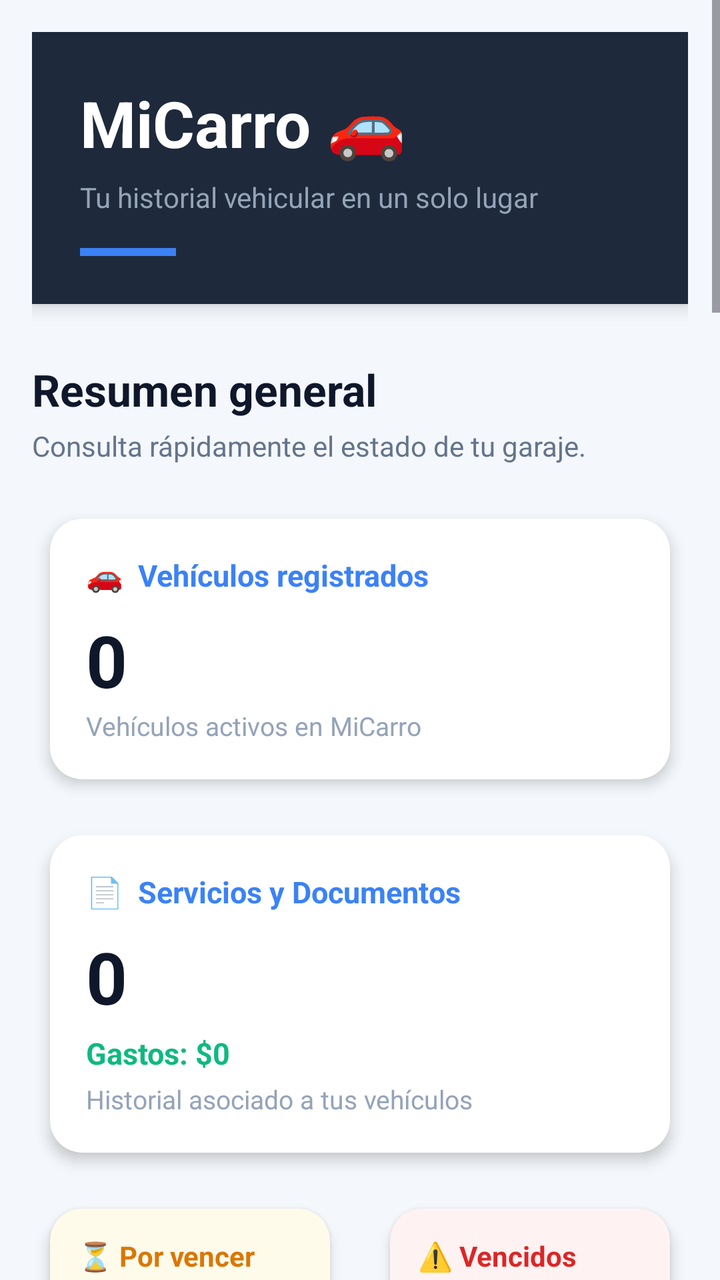
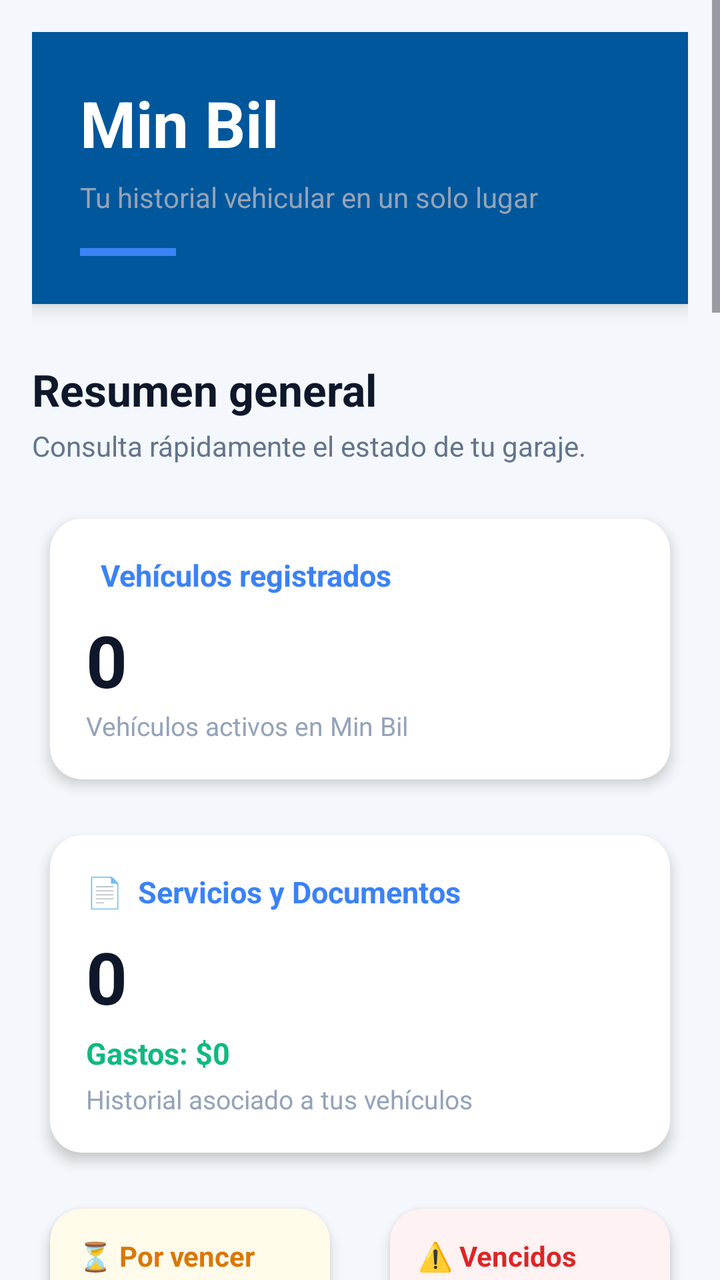

Compare the two renders of this Android layout. The source of the first and the diff that turns it into the second are given below.
<!-- AndroidManifest.xml: application theme Theme.ControlVial -->
<!-- res/layout/activity_main.xml -->
<?xml version="1.0" encoding="utf-8"?>
<ScrollView xmlns:android="http://schemas.android.com/apk/res/android"
    xmlns:app="http://schemas.android.com/apk/res-auto"
    android:layout_width="match_parent"
    android:layout_height="match_parent"
    xmlns:exact="http://schemas.android.com/tools"
    android:background="#F4F7FB"
    android:fillViewport="true">

    <LinearLayout
        android:layout_width="match_parent"
        android:layout_height="wrap_content"
        android:orientation="vertical"
        android:padding="16dp">

        <LinearLayout
            android:layout_width="match_parent"
            android:layout_height="wrap_content"
            android:background="#1E293B"
            android:orientation="vertical"
            android:padding="24dp"
            android:elevation="6dp"
            android:layout_marginBottom="12dp">

            <TextView
                android:layout_width="match_parent"
                android:layout_height="wrap_content"
                android:text="MiCarro 🚗"
                android:textColor="#FFFFFF"
                android:textSize="32sp"
                android:textStyle="bold" />

            <TextView
                android:layout_width="match_parent"
                android:layout_height="wrap_content"
                android:layout_marginTop="6dp"
                android:text="Tu historial vehicular en un solo lugar"
                android:textColor="#94A3B8"
                android:textSize="14sp" />

            <View
                android:layout_width="48dp"
                android:layout_height="4dp"
                android:layout_marginTop="16dp"
                android:background="#3B82F6" />

        </LinearLayout>

        
        
        

        
        <TextView
            android:layout_width="match_parent"
            android:layout_height="wrap_content"
            android:layout_marginTop="16dp"
            android:text="Resumen general"
            android:textColor="#0F172A"
            android:textSize="22sp"
            android:textStyle="bold" />

        
        <TextView
            android:layout_width="match_parent"
            android:layout_height="wrap_content"
            android:layout_marginTop="4dp"
            android:text="Consulta rápidamente el estado de tu garaje."
            android:textColor="#64748B"
            android:textSize="14sp" />

        
        <androidx.cardview.widget.CardView
            android:layout_width="match_parent"
            android:layout_height="wrap_content"
            android:layout_marginTop="16dp"
            app:cardCornerRadius="16dp"
            app:cardElevation="4dp"
            app:cardBackgroundColor="#FFFFFF"
            app:cardUseCompatPadding="true">

            <LinearLayout
                android:layout_width="match_parent"
                android:layout_height="wrap_content"
                android:orientation="vertical"
                android:padding="18dp">

                <TextView
                    android:layout_width="match_parent"
                    android:layout_height="wrap_content"
                    android:text="🚗  Vehículos registrados"
                    android:textColor="#3B82F6"
                    android:textSize="15sp"
                    android:textStyle="bold" />

                <TextView
                    android:id="@+id/tvTotalVehiculos"
                    android:layout_width="match_parent"
                    android:layout_height="wrap_content"
                    android:layout_marginTop="8dp"
                    android:text="0"
                    android:textColor="#0F172A"
                    android:textSize="36sp"
                    android:textStyle="bold" />

                <TextView
                    android:layout_width="match_parent"
                    android:layout_height="wrap_content"
                    android:text="Vehículos activos en MiCarro"
                    android:textColor="#94A3B8"
                    android:textSize="13sp" />

            </LinearLayout>
        </androidx.cardview.widget.CardView>

        
        <androidx.cardview.widget.CardView
            android:layout_width="match_parent"
            android:layout_height="wrap_content"
            android:layout_marginTop="6dp"
            app:cardCornerRadius="16dp"
            app:cardElevation="4dp"
            app:cardBackgroundColor="#FFFFFF"
            app:cardUseCompatPadding="true">

            <LinearLayout
                android:layout_width="match_parent"
                android:layout_height="wrap_content"
                android:orientation="vertical"
                android:padding="18dp">

                <TextView
                    android:layout_width="match_parent"
                    android:layout_height="wrap_content"
                    android:text="📄  Servicios y Documentos"
                    android:textColor="#3B82F6"
                    android:textSize="15sp"
                    android:textStyle="bold" />

                <TextView
                    android:id="@+id/tvTotalDocumentos"
                    android:layout_width="match_parent"
                    android:layout_height="wrap_content"
                    android:layout_marginTop="8dp"
                    android:text="0"
                    android:textColor="#0F172A"
                    android:textSize="36sp"
                    android:textStyle="bold" />

                <TextView
                    android:id="@+id/tvTotalGastos"
                    android:layout_width="match_parent"
                    android:layout_height="wrap_content"
                    android:layout_marginTop="4dp"
                    android:text="Gastos: $0"
                    android:textColor="#10B981"
                    android:textSize="15sp"
                    android:textStyle="bold" />

                <TextView
                    android:layout_width="match_parent"
                    android:layout_height="wrap_content"
                    android:layout_marginTop="4dp"
                    android:text="Historial asociado a tus vehículos"
                    android:textColor="#94A3B8"
                    android:textSize="13sp" />

            </LinearLayout>
        </androidx.cardview.widget.CardView>

        
        <LinearLayout
            android:layout_width="match_parent"
            android:layout_height="wrap_content"
            android:layout_marginTop="6dp"
            android:orientation="horizontal">

            
            <androidx.cardview.widget.CardView
                android:layout_width="0dp"
                android:layout_height="wrap_content"
                android:layout_weight="1"
                android:layout_marginEnd="6dp"
                app:cardCornerRadius="16dp"
                app:cardElevation="4dp"
                app:cardBackgroundColor="#FFFBEB"
                app:cardUseCompatPadding="true">

                <LinearLayout
                    android:layout_width="match_parent"
                    android:layout_height="wrap_content"
                    android:orientation="vertical"
                    android:padding="14dp">

                    <TextView
                        android:layout_width="match_parent"
                        android:layout_height="wrap_content"
                        android:text="⏳ Por vencer"
                        android:textColor="#D97706"
                        android:textSize="14sp"
                        android:textStyle="bold" />

                    <TextView
                        android:id="@+id/tvProximosVencer"
                        android:layout_width="match_parent"
                        android:layout_height="wrap_content"
                        android:layout_marginTop="8dp"
                        android:text="0"
                        android:textColor="#B45309"
                        android:textSize="32sp"
                        android:textStyle="bold" />

                    <TextView
                        android:layout_width="match_parent"
                        android:layout_height="wrap_content"
                        android:text="Próximos 30 días"
                        android:textColor="#D97706"
                        android:textSize="12sp" />

                </LinearLayout>
            </androidx.cardview.widget.CardView>

            
            <androidx.cardview.widget.CardView
                android:layout_width="0dp"
                android:layout_height="wrap_content"
                android:layout_weight="1"
                android:layout_marginStart="6dp"
                app:cardCornerRadius="16dp"
                app:cardElevation="4dp"
                app:cardBackgroundColor="#FEF2F2"
                app:cardUseCompatPadding="true">

                <LinearLayout
                    android:layout_width="match_parent"
                    android:layout_height="wrap_content"
                    android:orientation="vertical"
                    android:padding="14dp">

                    <TextView
                        android:layout_width="match_parent"
                        android:layout_height="wrap_content"
                        android:text="⚠️ Vencidos"
                        android:textColor="#DC2626"
                        android:textSize="14sp"
                        android:textStyle="bold" />

                    <TextView
                        android:id="@+id/tvVencidos"
                        android:layout_width="match_parent"
                        android:layout_height="wrap_content"
                        android:layout_marginTop="8dp"
                        android:text="0"
                        android:textColor="#991B1B"
                        android:textSize="32sp"
                        android:textStyle="bold" />

                    <TextView
                        android:layout_width="match_parent"
                        android:layout_height="wrap_content"
                        android:text="Requieren atención"
                        android:textColor="#DC2626"
                        android:textSize="12sp" />

                </LinearLayout>
            </androidx.cardview.widget.CardView>

        </LinearLayout>

        
        <TextView
            android:layout_width="match_parent"
            android:layout_height="wrap_content"
            android:layout_marginTop="24dp"
            android:text="Tablero de Alertas"
            android:textColor="#0F172A"
            android:textSize="20sp"
            android:textStyle="bold" />

        
        <LinearLayout
            android:id="@+id/contenedorAlertas"
            android:layout_width="match_parent"
            android:layout_height="wrap_content"
            android:layout_marginTop="8dp"
            android:orientation="vertical" />

        
        
        

        
        <TextView
            android:layout_width="match_parent"
            android:layout_height="wrap_content"
            android:layout_marginTop="32dp"
            android:text="Mi Garaje"
            android:textColor="#0F172A"
            android:textSize="22sp"
            android:textStyle="bold" />

        
        <TextView
            android:layout_width="match_parent"
            android:layout_height="wrap_content"
            android:layout_marginTop="4dp"
            android:text="Gestiona y registra los vehículos a controlar."
            android:textColor="#64748B"
            android:textSize="14sp" />

        
        <androidx.cardview.widget.CardView
            android:layout_width="match_parent"
            android:layout_height="wrap_content"
            android:layout_marginTop="16dp"
            app:cardCornerRadius="16dp"
            app:cardElevation="4dp"
            app:cardBackgroundColor="#FFFFFF"
            app:cardUseCompatPadding="true">

            <LinearLayout
                android:layout_width="match_parent"
                android:layout_height="wrap_content"
                android:orientation="vertical"
                android:padding="20dp">

                <TextView
                    android:layout_width="match_parent"
                    android:layout_height="wrap_content"
                    android:text="01 · Añadir Vehículo"
                    android:textColor="#3B82F6"
                    android:textSize="17sp"
                    android:textStyle="bold" />

                <EditText
                    android:id="@+id/etPlaca"
                    android:layout_width="match_parent"
                    android:layout_height="50dp"
                    android:layout_marginTop="12dp"
                    android:background="@android:drawable/editbox_background_normal"
                    android:hint="Placa (ABC123)"
                    android:inputType="textCapCharacters"
                    android:singleLine="true"
                    android:paddingHorizontal="12dp"
                    android:textSize="14sp" />

                <TextView
                    android:layout_width="match_parent"
                    android:layout_height="wrap_content"
                    android:layout_marginTop="12dp"
                    android:text="Tipo de vehículo"
                    android:textColor="#37474F"
                    android:textSize="13sp"
                    android:textStyle="bold" />

                <Spinner
                    android:id="@+id/spTipoVehiculo"
                    android:layout_width="match_parent"
                    android:layout_height="50dp"
                    android:layout_marginTop="4dp" />

                <TextView
                    android:layout_width="match_parent"
                    android:layout_height="wrap_content"
                    android:layout_marginTop="12dp"
                    android:text="Marca del vehículo"
                    android:textColor="#37474F"
                    android:textSize="13sp"
                    android:textStyle="bold" />

                <Spinner
                    android:id="@+id/spMarca"
                    android:layout_width="match_parent"
                    android:layout_height="50dp"
                    android:layout_marginTop="4dp" />

                <TextView
                    android:layout_width="match_parent"
                    android:layout_height="wrap_content"
                    android:layout_marginTop="12dp"
                    android:text="Línea / Modelo"
                    android:textColor="#37474F"
                    android:textSize="13sp"
                    android:textStyle="bold" />

                <Spinner
                    android:id="@+id/spModelo"
                    android:layout_width="match_parent"
                    android:layout_height="50dp"
                    android:layout_marginTop="4dp" />

                <TextView
                    android:layout_width="match_parent"
                    android:layout_height="wrap_content"
                    android:layout_marginTop="12dp"
                    android:text="Año de fabricación"
                    android:textColor="#37474F"
                    android:textSize="13sp"
                    android:textStyle="bold" />

                <Spinner
                    android:id="@+id/spAnio"
                    android:layout_width="match_parent"
                    android:layout_height="50dp"
                    android:layout_marginTop="4dp" />

                <TextView
                    android:layout_width="match_parent"
                    android:layout_height="wrap_content"
                    android:layout_marginTop="12dp"
                    android:text="Color del vehículo"
                    android:textColor="#37474F"
                    android:textSize="13sp"
                    android:textStyle="bold" />

                <EditText
                    android:id="@+id/etColor"
                    android:layout_width="match_parent"
                    android:layout_height="50dp"
                    android:layout_marginTop="4dp"
                    android:background="@android:drawable/editbox_background_normal"
                    android:hint="Color (ej. Azul Fiord)"
                    android:inputType="textCapWords"
                    android:singleLine="true"
                    android:paddingHorizontal="12dp"
                    android:textSize="14sp" />

                <TextView
                    android:layout_width="match_parent"
                    android:layout_height="wrap_content"
                    android:layout_marginTop="12dp"
                    android:text="Kilometraje actual"
                    android:textColor="#37474F"
                    android:textSize="13sp"
                    android:textStyle="bold" />

                <EditText
                    android:id="@+id/etKilometraje"
                    android:layout_width="match_parent"
                    android:layout_height="50dp"
                    android:layout_marginTop="4dp"
                    android:background="@android:drawable/editbox_background_normal"
                    android:hint="Ej. 15000"
                    android:inputType="number"
                    android:singleLine="true"
                    android:paddingHorizontal="12dp"
                    android:textSize="14sp" />

                <Button
                    android:id="@+id/btnGuardarVehiculo"
                    android:layout_width="match_parent"
                    android:layout_height="56dp"
                    android:layout_marginTop="24dp"
                    android:backgroundTint="#2563EB"
                    android:text="＋ Añadir a mi garaje"
                    android:textAllCaps="false"
                    android:textColor="#FFFFFF"
                    android:textSize="16sp"
                    android:textStyle="bold"
                    app:cornerRadius="12dp" />

            </LinearLayout>
        </androidx.cardview.widget.CardView>

        
        <LinearLayout
            android:layout_width="match_parent"
            android:layout_height="wrap_content"
            android:orientation="vertical" />

        
        <LinearLayout
            android:layout_width="match_parent"
            android:layout_height="wrap_content"
            android:layout_marginTop="16dp"
            android:orientation="vertical">

            <TextView
                android:id="@+id/tvVehiculosCantidad"
                android:layout_width="match_parent"
                android:layout_height="wrap_content"
                android:text="Mis vehículos (0)"
                android:textColor="#0F172A"
                android:textSize="20sp"
                android:textStyle="bold" />

            <LinearLayout
                android:id="@+id/contenedorVehiculos"
                android:layout_width="match_parent"
                android:layout_height="wrap_content"
                android:layout_marginTop="8dp"
                android:orientation="vertical" />

        </LinearLayout>

        
        
        

        
        <TextView
            android:layout_width="match_parent"
            android:layout_height="wrap_content"
            android:layout_marginTop="32dp"
            android:text="Agendamiento y Documentos"
            android:textColor="#0F172A"
            android:textSize="22sp"
            android:textStyle="bold" />

        
        <TextView
            android:layout_width="match_parent"
            android:layout_height="wrap_content"
            android:layout_marginTop="4dp"
            android:text="Asocia mantenimientos y pólizas a tu vehículo."
            android:textColor="#64748B"
            android:textSize="14sp" />

        
        <androidx.cardview.widget.CardView
            android:layout_width="match_parent"
            android:layout_height="wrap_content"
            android:layout_marginTop="16dp"
            app:cardCornerRadius="16dp"
            app:cardElevation="4dp"
            app:cardBackgroundColor="#FFFFFF"
            app:cardUseCompatPadding="true">

            <LinearLayout
                android:layout_width="match_parent"
                android:layout_height="wrap_content"
                android:orientation="vertical"
                android:padding="20dp">

                <TextView
                    android:layout_width="match_parent"
                    android:layout_height="wrap_content"
                    android:text="02 · Nuevo Agendamiento"
                    android:textColor="#3B82F6"
                    android:textSize="17sp"
                    android:textStyle="bold" />

                <TextView
                    android:layout_width="match_parent"
                    android:layout_height="wrap_content"
                    android:layout_marginTop="12dp"
                    android:text="Vehículo"
                    android:textColor="#37474F"
                    android:textSize="13sp"
                    android:textStyle="bold" />

                <Spinner
                    android:id="@+id/spVehiculoDocumento"
                    android:layout_width="match_parent"
                    android:layout_height="50dp"
                    android:layout_marginTop="4dp" />

                <TextView
                    android:layout_width="match_parent"
                    android:layout_height="wrap_content"
                    android:layout_marginTop="12dp"
                    android:text="Tipo de servicio o documento"
                    android:textColor="#37474F"
                    android:textSize="13sp"
                    android:textStyle="bold" />

                <Spinner
                    android:id="@+id/spDocumento"
                    android:layout_width="match_parent"
                    android:layout_height="50dp"
                    android:layout_marginTop="4dp" />

                <EditText
                    android:id="@+id/etFecha"
                    android:layout_width="match_parent"
                    android:layout_height="50dp"
                    android:layout_marginTop="12dp"
                    android:background="@android:drawable/editbox_background_normal"
                    android:hint="Fecha (Realización o Vencimiento)"
                    android:clickable="true"
                    android:focusable="false"
                    android:paddingHorizontal="12dp"
                    android:textSize="14sp" />

                <EditText
                    android:id="@+id/etKilometrajeMant"
                    android:layout_width="match_parent"
                    android:layout_height="50dp"
                    android:layout_marginTop="12dp"
                    android:background="@android:drawable/editbox_background_normal"
                    android:hint="Kilometraje al momento del servicio (Opcional)"
                    android:inputType="number"
                    android:singleLine="true"
                    android:paddingHorizontal="12dp"
                    android:textSize="14sp" />

                <EditText
                    android:id="@+id/etProximoKilometraje"
                    android:layout_width="match_parent"
                    android:layout_height="50dp"
                    android:layout_marginTop="12dp"
                    android:background="@android:drawable/editbox_background_normal"
                    android:hint="Próximo servicio a los (Km) (Opcional)"
                    android:inputType="number"
                    android:singleLine="true"
                    android:paddingHorizontal="12dp"
                    android:textSize="14sp" />

                <EditText
                    android:id="@+id/etCosto"
                    android:layout_width="match_parent"
                    android:layout_height="50dp"
                    android:layout_marginTop="12dp"
                    android:background="@android:drawable/editbox_background_normal"
                    android:hint="Costo total en $ (Opcional)"
                    android:inputType="numberDecimal"
                    android:singleLine="true"
                    android:paddingHorizontal="12dp"
                    android:textSize="14sp" />

                <EditText
                    android:id="@+id/etTallerRepuestos"
                    android:layout_width="match_parent"
                    android:layout_height="50dp"
                    android:layout_marginTop="12dp"
                    android:background="@android:drawable/editbox_background_normal"
                    android:hint="Taller / Repuestos (Opcional)"
                    android:inputType="textCapSentences"
                    android:singleLine="true"
                    android:paddingHorizontal="12dp"
                    android:textSize="14sp" />

                <Button
                    android:id="@+id/btnGuardar"
                    android:layout_width="match_parent"
                    android:layout_height="56dp"
                    android:layout_marginTop="24dp"
                    android:backgroundTint="#2563EB"
                    android:text="＋ Guardar historial"
                    android:textAllCaps="false"
                    android:textColor="#FFFFFF"
                    android:textSize="16sp"
                    android:textStyle="bold"
                    app:cornerRadius="12dp" />

            </LinearLayout>
        </androidx.cardview.widget.CardView>

        
        <LinearLayout
            android:layout_width="match_parent"
            android:layout_height="wrap_content"
            android:orientation="vertical" />

        
        <LinearLayout
            android:layout_width="match_parent"
            android:layout_height="wrap_content"
            android:layout_marginTop="16dp"
            android:orientation="vertical">

            <TextView
                android:id="@+id/tvCantidad"
                android:layout_width="match_parent"
                android:layout_height="wrap_content"
                android:text="Mi historial (0)"
                android:textColor="#0F172A"
                android:textSize="20sp"
                android:textStyle="bold" />

            <Spinner
                android:id="@+id/spFiltroPlaca"
                android:layout_width="match_parent"
                android:layout_height="45dp"
                android:layout_marginTop="12dp"
                android:background="@android:drawable/btn_dropdown" />

            <LinearLayout
                android:id="@+id/contenedorDocumentos"
                android:layout_width="match_parent"
                android:layout_height="wrap_content"
                android:layout_marginTop="12dp"
                android:orientation="vertical" />

        </LinearLayout>

        
        <TextView
            android:id="@+id/piePagina"
            android:layout_width="match_parent"
            android:layout_height="wrap_content"
            android:layout_marginTop="32dp"
            android:gravity="center"
            android:padding="16dp"
            android:text="MiCarro · Tu historial vehicular"
            android:textColor="#94A3B8"
            android:textSize="13sp" />

    </LinearLayout>

</ScrollView>
<!-- resources referenced by this layout -->
<resources>
  <style name="Theme.ControlVial" parent="Base.Theme.ControlVial" />
  <style name="Base.Theme.ControlVial" parent="Theme.Material3.DayNight.NoActionBar">
          
          
      </style>
</resources>

<!-- the commit's change to res/layout/activity_main.xml (unified diff, before → after) -->
@@ -16,7 +16,7 @@
         <LinearLayout
             android:layout_width="match_parent"
             android:layout_height="wrap_content"
-            android:background="#1E293B"
+            android:background="@color/primary_dark"
             android:orientation="vertical"
             android:padding="24dp"
             android:elevation="6dp"
@@ -25,7 +25,7 @@
             <TextView
                 android:layout_width="match_parent"
                 android:layout_height="wrap_content"
-                android:text="MiCarro 🚗"
+                android:text="Min Bil"
                 android:textColor="#FFFFFF"
                 android:textSize="32sp"
                 android:textStyle="bold" />
@@ -88,7 +88,7 @@
                 <TextView
                     android:layout_width="match_parent"
                     android:layout_height="wrap_content"
-                    android:text="🚗  Vehículos registrados"
+                    android:text="  Vehículos registrados"
                     android:textColor="#3B82F6"
                     android:textSize="15sp"
                     android:textStyle="bold" />
@@ -106,7 +106,7 @@
                 <TextView
                     android:layout_width="match_parent"
                     android:layout_height="wrap_content"
-                    android:text="Vehículos activos en MiCarro"
+                    android:text="Vehículos activos en Min Bil"
                     android:textColor="#94A3B8"
                     android:textSize="13sp" />
 
@@ -451,7 +451,7 @@
                     android:layout_width="match_parent"
                     android:layout_height="56dp"
                     android:layout_marginTop="24dp"
-                    android:backgroundTint="#2563EB"
+                    android:backgroundTint="@color/primary"
                     android:text="＋ Añadir a mi garaje"
                     android:textAllCaps="false"
                     android:textColor="#FFFFFF"
@@ -635,7 +635,7 @@
                     android:layout_width="match_parent"
                     android:layout_height="56dp"
                     android:layout_marginTop="24dp"
-                    android:backgroundTint="#2563EB"
+                    android:backgroundTint="@color/primary"
                     android:text="＋ Guardar historial"
                     android:textAllCaps="false"
                     android:textColor="#FFFFFF"
@@ -692,7 +692,7 @@
             android:layout_marginTop="32dp"
             android:gravity="center"
             android:padding="16dp"
-            android:text="MiCarro · Tu historial vehicular"
+            android:text="Min Bil · Tu historial vehicular"
             android:textColor="#94A3B8"
             android:textSize="13sp" />
 
<!-- resource entries referenced after the edit -->
@@ -1,9 +1,19 @@
 <!-- resources referenced by this layout -->
 <resources>
+  <color name="primary">#0288D1</color>
+  <color name="primary_dark">#01579B</color>
   <style name="Theme.ControlVial" parent="Base.Theme.ControlVial" />
-  <style name="Base.Theme.ControlVial" parent="Theme.Material3.DayNight.NoActionBar">
+  <style name="Base.Theme.ControlVial" parent="Theme.Material3.Light.NoActionBar">
+          <item name="colorPrimary">@color/primary</item>
+          <item name="colorPrimaryVariant">@color/primary_dark</item>
+          <item name="colorOnPrimary">@color/white</item>
+  
           
-          
+          <item name="android:statusBarColor">@color/primary_dark</item>
+          <item name="android:windowLightStatusBar">false</item>
+          <item name="android:windowBackground">@color/background_light</item>
       </style>
+  <color name="white">#FFFFFFFF</color>
+  <color name="background_light">#F4F7FB</color>
 </resources>
 
